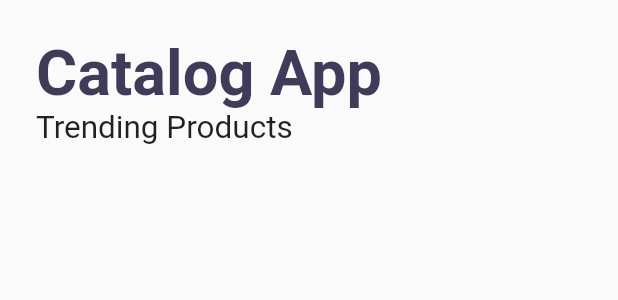
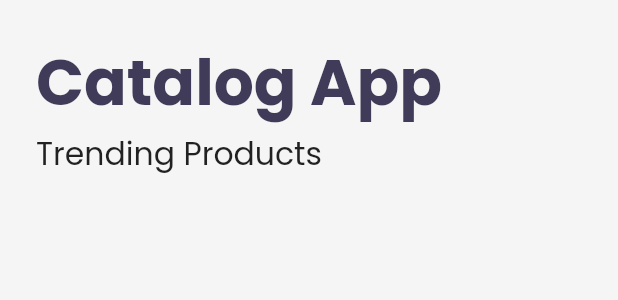
Before and after one commit to RAWMIC17/Shopping-App, a Flutter app: the CatalogHeader widget shown alone on an empty page, opened directly, on a phone screen of 412 x 824 dp. Shown: the top 300 px of the screen. Run offline on Flutter 3.47's test engine with Material 2 defaults, Android fonts, the phone set to English and light mode, and no system bars; our stand-ins replace google_fonts, velocity_x.

Commit message:
day 15 completed

```diff
--- a/lib/widgets/home_widgets/catalog_header.dart
+++ b/lib/widgets/home_widgets/catalog_header.dart
@@ -1,7 +1,6 @@
 import 'package:flutter/material.dart';
 import 'package:velocity_x/velocity_x.dart';
 
-import '../theme.dart';
 
 class CatalogHeader extends StatelessWidget {
   const CatalogHeader({super.key});
@@ -17,7 +16,7 @@ class CatalogHeader extends StatelessWidget {
               .text
               .xl5
               .bold
-              .color(MyTheme.darkbluishcolor)
+              .color(context.theme.highlightColor)
               .make(), //xl5 is size
           //Text("Catalog App"), same thing as text make
           "Trending Products".text.xl2.make(),
--- a/lib/widgets/home_widgets/catalog_image.dart
+++ b/lib/widgets/home_widgets/catalog_image.dart
@@ -1,7 +1,6 @@
 import 'package:flutter/material.dart';
 import 'package:velocity_x/velocity_x.dart';
 
-import '../theme.dart';
 
 class CatalogImage extends StatelessWidget {
   const CatalogImage({
@@ -14,6 +13,6 @@ class CatalogImage extends StatelessWidget {
   Widget build(BuildContext context) {
     return Image.asset(
       image,
-    ).box.rounded.p8.color(MyTheme.creamcolor).make().p16().w40(context);
+    ).box.rounded.p8.color(context.canvasColor).make().p16().w40(context);
   }
 }
--- a/lib/widgets/theme.dart
+++ b/lib/widgets/theme.dart
@@ -1,19 +1,46 @@
 //doesn't work for me
 import 'package:flutter/material.dart';
 import 'package:google_fonts/google_fonts.dart';
+import 'package:velocity_x/velocity_x.dart';
 
-class MyTheme{
-  static ThemeData get lightTheme  => ThemeData(
-       brightness: Brightness.dark,//overrides all colors to dark mode
-        primarySwatch: Colors.green,
-        fontFamily: GoogleFonts.lato().fontFamily,
-        appBarTheme: AppBarTheme(
-          color: Colors.white,
-          elevation: 0.0,
-          iconTheme: IconThemeData(color: Colors.black),
+class MyTheme {
+  static ThemeData lightTheme(BuildContext context) => ThemeData(
+      //brightness: Brightness.dark, //overrides all colors to dark mode
+      primarySwatch: Colors.deepPurple,
+      fontFamily: GoogleFonts.poppins().fontFamily,
+      cardColor: Colors.white,
+      canvasColor: creamcolor,
+      //accentColor: darkbluishcolor,
+      colorScheme: ColorScheme.fromSwatch(brightness: Brightness.light).copyWith(secondary: darkbluishcolor),//alternative for accent color
+      highlightColor: darkbluishcolor,//buttoncolor alternative
+      appBarTheme: AppBarTheme(
+        color: Colors.white,
+        elevation: 0.0,
+        iconTheme: IconThemeData(color: Colors.black),
 //          textTheme: Theme.of(context).textTheme,
-        )
-  );
+      ));
+
+
+
+
+  static ThemeData darkTheme(BuildContext context) => ThemeData(
+      brightness: Brightness.dark,
+      fontFamily: GoogleFonts.poppins().fontFamily,
+      cardColor: Colors.black,
+      canvasColor: darkCreamcolor,
+      //accentColor: darkbluishcolor,
+      colorScheme: ColorScheme.fromSwatch(brightness: Brightness.dark).copyWith(secondary: Colors.white),
+      highlightColor: lightBluishcolor,
+      appBarTheme: AppBarTheme(
+        color: Colors.white,
+        elevation: 0.0,
+        iconTheme: IconThemeData(color: Colors.white),
+        //textTheme: Theme.of(context).textTheme,
+      ));
+
   static Color creamcolor = Color(0xfff5f5f5);
+  static Color darkCreamcolor = Vx.gray900;
   static Color darkbluishcolor = Color(0xff403b58);
+  static Color lightBluishcolor = Vx.indigo500;
+  static Color buttoncolorwhite = Vx.white;
 }
```
Also changed, not shown: lib/main.dart (+17 -22 lines), lib/pages/Login.dart (+4 -3 lines), lib/pages/home_detail_page.dart (+8 -9 lines), lib/pages/home_page.dart (+14 -7 lines), lib/widgets/home_widgets/catalog_list.dart (+3 -4 lines).
